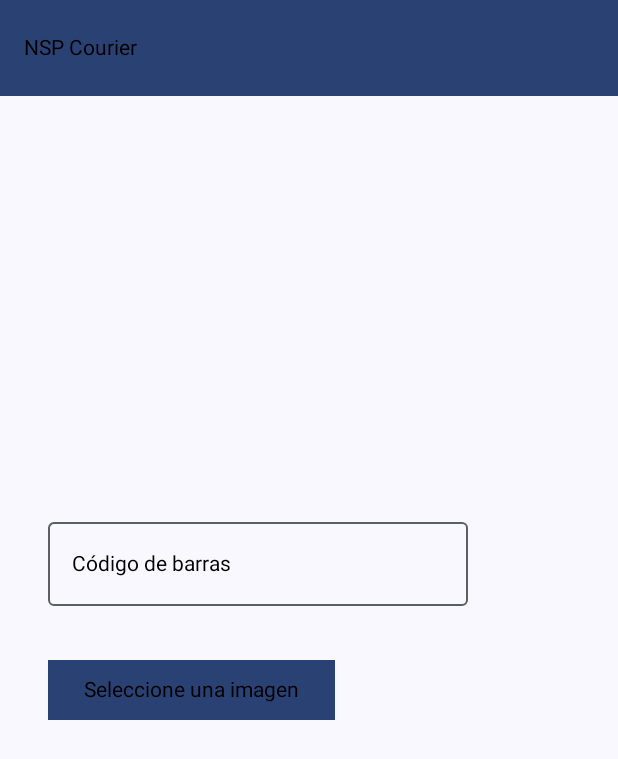
After one commit to pachoGit/AppScanner, an Android app built with Jetpack Compose: the ManualInsertActivity screen opened directly, with no data from a screen before it, on a phone screen of 412 x 824 dp. The commit adds this screen. Shown: the top 759 px of the screen. Run offline under Robolectric (Android 15) with nearby library versions, the phone set to English and light mode, and no system bars; 1 statement that could not run was skipped.

Commit message:
Add input and button for select images

```diff
--- /dev/null
+++ b/app/src/main/java/com/example/app/ManualInsertActivity.kt
@@ -0,0 +1,179 @@
+@file:OptIn(ExperimentalLayoutApi::class)
+
+package com.example.app
+
+import android.annotation.SuppressLint
+import android.graphics.Bitmap
+import android.graphics.ImageDecoder
+import android.net.Uri
+import android.os.Build
+import android.os.Bundle
+import android.provider.MediaStore
+import androidx.activity.ComponentActivity
+import androidx.activity.compose.rememberLauncherForActivityResult
+import androidx.activity.compose.setContent
+import androidx.activity.result.contract.ActivityResultContracts
+import androidx.compose.foundation.Image
+import androidx.compose.foundation.layout.Arrangement
+import androidx.compose.foundation.layout.Column
+import androidx.compose.foundation.layout.ExperimentalLayoutApi
+import androidx.compose.foundation.layout.FlowColumn
+import androidx.compose.foundation.layout.fillMaxSize
+import androidx.compose.foundation.layout.padding
+import androidx.compose.foundation.layout.size
+import androidx.compose.material.Text
+import androidx.compose.material3.Button
+import androidx.compose.material3.ExperimentalMaterial3Api
+import androidx.compose.material3.MaterialTheme
+import androidx.compose.material3.OutlinedTextField
+import androidx.compose.material3.Scaffold
+import androidx.compose.material3.Surface
+import androidx.compose.material3.TopAppBar
+import androidx.compose.material3.TopAppBarDefaults
+import androidx.compose.runtime.Composable
+import androidx.compose.runtime.collectAsState
+import androidx.compose.runtime.getValue
+import androidx.compose.runtime.setValue
+import androidx.compose.ui.Alignment
+import androidx.compose.ui.Modifier
+import androidx.compose.ui.graphics.RectangleShape
+import androidx.compose.ui.graphics.asImageBitmap
+import androidx.compose.ui.platform.LocalContext
+import androidx.compose.ui.tooling.preview.Preview
+import androidx.compose.ui.unit.dp
+import androidx.lifecycle.ViewModel
+import androidx.lifecycle.viewmodel.compose.viewModel
+import com.example.app.ui.theme.AppTheme
+import kotlinx.coroutines.flow.MutableStateFlow
+import kotlinx.coroutines.flow.StateFlow
+import kotlinx.coroutines.flow.asStateFlow
+
+class ManualInsertActivity : ComponentActivity() {
+    @SuppressLint("UnusedMaterial3ScaffoldPaddingParameter")
+    @OptIn(ExperimentalMaterial3Api::class)
+    override fun onCreate(savedInstanceState: Bundle?) {
+        super.onCreate(savedInstanceState)
+        setContent {
+            AppTheme {
+                // A surface container using the 'background' color from the theme
+                Surface(
+                        modifier = Modifier.fillMaxSize(),
+                        color = MaterialTheme.colorScheme.background
+                ) {
+                    MyHeader()
+                    Greeting()
+                }
+            }
+        }
+    }
+}
+
+data class FormUiState(
+        val barcode: String = "",
+        val uriBarcode: Uri? = null,
+        val bitmapBarcode: Bitmap? = null,
+)
+
+class FormViewModel : ViewModel() {
+    private val _uiState = MutableStateFlow(FormUiState())
+    val uiState: StateFlow<FormUiState> = _uiState.asStateFlow()
+
+    fun updateBarcode(barcode: String) {
+        _uiState.value = _uiState.value.copy(barcode = barcode)
+    }
+
+    fun updateUriBarcode(uriBarcode: Uri?) {
+        _uiState.value = _uiState.value.copy(uriBarcode = uriBarcode)
+    }
+
+    fun updateBitmapBarcode(bitmapBarcode: Bitmap?) {
+        _uiState.value = _uiState.value.copy(bitmapBarcode = bitmapBarcode)
+    }
+}
+
+@Composable
+fun Greeting(formViewModel: FormViewModel = viewModel()) {
+
+    val formUiState by formViewModel.uiState.collectAsState()
+    val context = LocalContext.current
+    val launcher =
+            rememberLauncherForActivityResult(contract = ActivityResultContracts.GetContent()) {
+                    uri: Uri? ->
+                formViewModel.updateUriBarcode(uri)
+            }
+
+    FlowColumn(
+            verticalArrangement = Arrangement.Center,
+            modifier = Modifier.padding(16.dp),
+            horizontalAlignment = Alignment.CenterHorizontally,
+    ) {
+        FlowColumn(
+                verticalArrangement = Arrangement.Center,
+                modifier = Modifier.padding(16.dp),
+        ) {
+            OutlinedTextField(
+                    value = formUiState.barcode,
+                    onValueChange = { formViewModel.updateBarcode(it) },
+                    modifier = Modifier,
+                    label = { Text("Código de barras") },
+                    placeholder = { Text("Ingrese el código de barras") }
+            )
+        }
+        FlowColumn(
+                verticalArrangement = Arrangement.Center,
+                modifier = Modifier.padding(16.dp),
+        ) {
+            Column() {
+                Button(
+                        onClick = { launcher.launch("image/*") },
+                        shape = RectangleShape,
+                ) { Text(text = "Seleccione una imagen") }
+            }
+
+            Column() {
+                formUiState.uriBarcode?.let {
+                    if (Build.VERSION.SDK_INT < 28) {
+                        var bitmap = MediaStore.Images.Media.getBitmap(context.contentResolver, it)
+                        formViewModel.updateBitmapBarcode(bitmap)
+                    } else {
+                        val source = ImageDecoder.createSource(context.contentResolver, it)
+                        var bitmap = ImageDecoder.decodeBitmap(source)
+                        formViewModel.updateBitmapBarcode(bitmap)
+                    }
+                }
+
+                formUiState.bitmapBarcode?.let { btm ->
+                    Image(
+                            bitmap = btm.asImageBitmap(),
+                            contentDescription = null,
+                            modifier = Modifier.size(100.dp)
+                    )
+                }
+            }
+        }
+        FlowColumn() {}
+    }
+}
+
+@Preview(showBackground = true)
+@Composable
+fun GreetingPreview() {
+    AppTheme { Greeting() }
+}
+
+@OptIn(ExperimentalMaterial3Api::class)
+@Composable
+fun MyHeader() {
+    Scaffold(
+            topBar = {
+                TopAppBar(
+                        title = { Text("NSP Courier") },
+                        colors =
+                                TopAppBarDefaults.smallTopAppBarColors(
+                                        containerColor = MaterialTheme.colorScheme.primary
+                                ),
+                )
+            },
+            contentColor = MaterialTheme.colorScheme.primary,
+    ) {}
+}
--- /dev/null
+++ b/app/src/main/java/com/example/app/ui/theme/Theme.kt
@@ -0,0 +1,70 @@
+package com.example.app.ui.theme
+
+import android.app.Activity
+import android.os.Build
+import androidx.compose.foundation.isSystemInDarkTheme
+import androidx.compose.material3.MaterialTheme
+import androidx.compose.material3.darkColorScheme
+import androidx.compose.material3.dynamicDarkColorScheme
+import androidx.compose.material3.dynamicLightColorScheme
+import androidx.compose.material3.lightColorScheme
+import androidx.compose.runtime.Composable
+import androidx.compose.runtime.SideEffect
+import androidx.compose.ui.graphics.toArgb
+import androidx.compose.ui.platform.LocalContext
+import androidx.compose.ui.platform.LocalView
+import androidx.core.view.WindowCompat
+
+private val DarkColorScheme = darkColorScheme(
+    primary = Purple80,
+    secondary = PurpleGrey80,
+    tertiary = Pink80
+)
+
+private val LightColorScheme = lightColorScheme(
+    primary = Purple40,
+    secondary = PurpleGrey40,
+    tertiary = Pink40
+
+    /* Other default colors to override
+    background = Color(0xFFFFFBFE),
+    surface = Color(0xFFFFFBFE),
+    onPrimary = Color.White,
+    onSecondary = Color.White,
+    onTertiary = Color.White,
+    onBackground = Color(0xFF1C1B1F),
+    onSurface = Color(0xFF1C1B1F),
+    */
+)
+
+@Composable
+fun AppTheme(
+    darkTheme: Boolean = isSystemInDarkTheme(),
+    // Dynamic color is available on Android 12+
+    dynamicColor: Boolean = true,
+    content: @Composable () -> Unit
+) {
+    val colorScheme = when {
+        dynamicColor && Build.VERSION.SDK_INT >= Build.VERSION_CODES.S -> {
+            val context = LocalContext.current
+            if (darkTheme) dynamicDarkColorScheme(context) else dynamicLightColorScheme(context)
+        }
+
+        darkTheme -> DarkColorScheme
+        else -> LightColorScheme
+    }
+    val view = LocalView.current
+    if (!view.isInEditMode) {
+        SideEffect {
+            val window = (view.context as Activity).window
+            window.statusBarColor = colorScheme.primary.toArgb()
+            WindowCompat.getInsetsController(window, view).isAppearanceLightStatusBars = darkTheme
+        }
+    }
+
+    MaterialTheme(
+        colorScheme = colorScheme,
+        typography = Typography,
+        content = content
+    )
+}
--- /dev/null
+++ b/app/src/main/java/com/example/app/ui/theme/Type.kt
@@ -0,0 +1,34 @@
+package com.example.app.ui.theme
+
+import androidx.compose.material3.Typography
+import androidx.compose.ui.text.TextStyle
+import androidx.compose.ui.text.font.FontFamily
+import androidx.compose.ui.text.font.FontWeight
+import androidx.compose.ui.unit.sp
+
+// Set of Material typography styles to start with
+val Typography = Typography(
+    bodyLarge = TextStyle(
+        fontFamily = FontFamily.Default,
+        fontWeight = FontWeight.Normal,
+        fontSize = 16.sp,
+        lineHeight = 24.sp,
+        letterSpacing = 0.5.sp
+    )
+    /* Other default text styles to override
+    titleLarge = TextStyle(
+        fontFamily = FontFamily.Default,
+        fontWeight = FontWeight.Normal,
+        fontSize = 22.sp,
+        lineHeight = 28.sp,
+        letterSpacing = 0.sp
+    ),
+    labelSmall = TextStyle(
+        fontFamily = FontFamily.Default,
+        fontWeight = FontWeight.Medium,
+        fontSize = 11.sp,
+        lineHeight = 16.sp,
+        letterSpacing = 0.5.sp
+    )
+    */
+)
--- a/app/src/main/res/values/strings.xml
+++ b/app/src/main/res/values/strings.xml
@@ -4,4 +4,5 @@
     <string name="title_home">Home</string>
     <string name="title_dashboard">Dashboard</string>
     <string name="title_notifications">Notifications</string>
+    <string name="title_activity_manual_insert">ManualInsertActivity</string>
 </resources>
```
Also changed, not shown: app/build.gradle (+65 -0 lines), app/src/main/AndroidManifest.xml (+5 -4 lines), app/src/main/java/com/example/app/MainActivity.kt (+7 -0 lines), app/src/main/java/com/example/app/ui/theme/Color.kt (added, +11 -0 lines), app/src/main/res/layout/activity_main.xml (+12 -1 lines).
